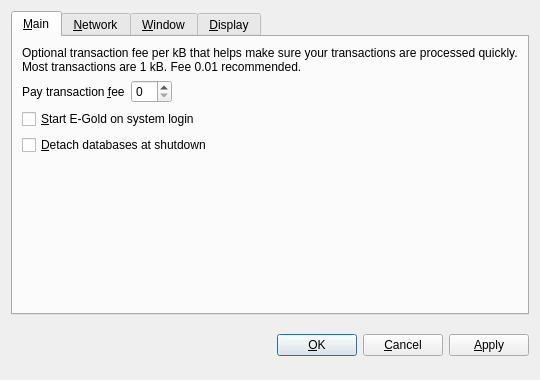
Old version of the form src/qt/forms/optionsdialog.ui in the repository e-goldcoin/egoldcoin.
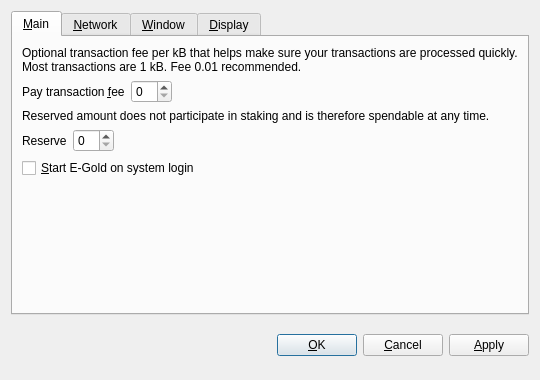
New version of the form. Custom widgets are drawn as their Qt base class.

Patch:
```diff
--- a/src/qt/forms/optionsdialog.ui
+++ b/src/qt/forms/optionsdialog.ui
@@ -62,7 +62,53 @@
           <widget class="BitcoinAmountField" name="transactionFee"/>
          </item>
          <item>
-          <spacer name="horizontalSpacer_Main">
+          <spacer name="horizontalSpacerFee">
+           <property name="orientation">
+            <enum>Qt::Horizontal</enum>
+           </property>
+           <property name="sizeHint" stdset="0">
+            <size>
+             <width>40</width>
+             <height>20</height>
+            </size>
+           </property>
+          </spacer>
+         </item>
+        </layout>
+       </item>
+       <item>
+        <widget class="QLabel" name="reserveBalanceInfoLabel">
+         <property name="text">
+          <string>Reserved amount does not participate in staking and is therefore spendable at any time.</string>
+         </property>
+         <property name="textFormat">
+          <enum>Qt::PlainText</enum>
+         </property>
+         <property name="wordWrap">
+          <bool>true</bool>
+         </property>
+        </widget>
+       </item>
+       <item>
+        <layout class="QHBoxLayout" name="horizontalLayoutReserveBalance">
+         <item>
+          <widget class="QLabel" name="reserveBalanceLabel">
+           <property name="text">
+            <string>Reserve</string>
+           </property>
+           <property name="textFormat">
+            <enum>Qt::PlainText</enum>
+           </property>
+           <property name="buddy">
+            <cstring>reserveBalance</cstring>
+           </property>
+          </widget>
+         </item>
+         <item>
+          <widget class="BitcoinAmountField" name="reserveBalance"/>
+         </item>
+         <item>
+          <spacer name="horizontalSpacerReserveBalance">
            <property name="orientation">
             <enum>Qt::Horizontal</enum>
            </property>
@@ -86,16 +132,6 @@
          </property>
         </widget>
        </item>
-       <item>
-        <widget class="QCheckBox" name="detachDatabases">
-         <property name="toolTip">
-          <string>Detach block and address databases at shutdown. This means they can be moved to another data directory, but it slows down shutdown. The wallet is always detached.</string>
-         </property>
-         <property name="text">
-          <string>&amp;Detach databases at shutdown</string>
-         </property>
-        </widget>
-       </item>
        <item>
         <spacer name="verticalSpacer_Main">
          <property name="orientation">
```
Left out of the diff: 12 changed lines with no effect on the pictures.
